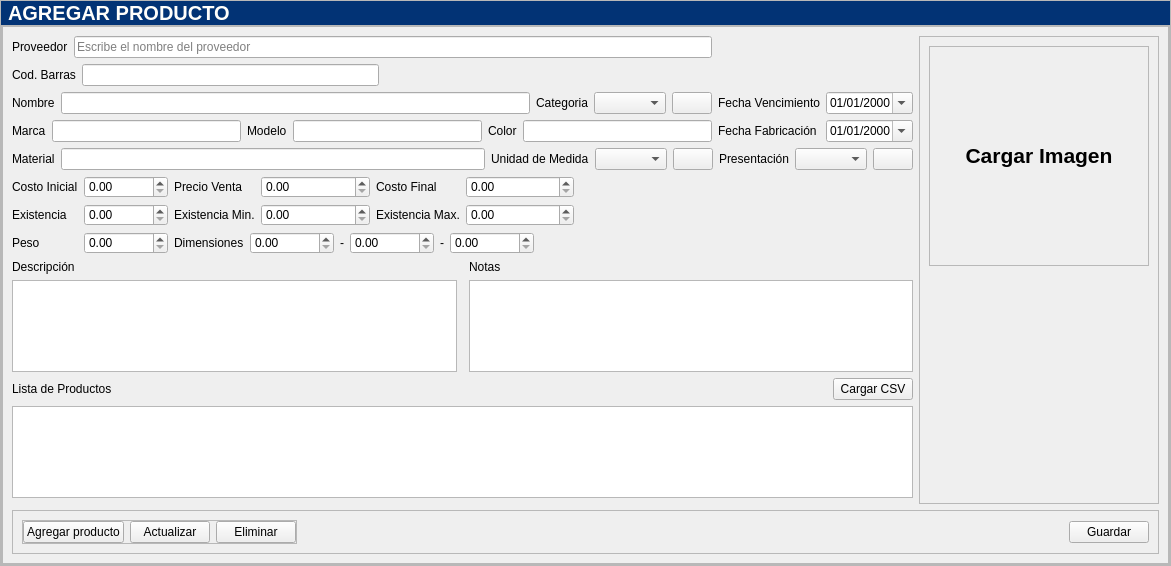
Above: app/View/UserInterfaceUi/UI_AGREGARPRODUCTO.ui from LAngelVp/software-punto-de-venta before the change. Below: the same form after it.
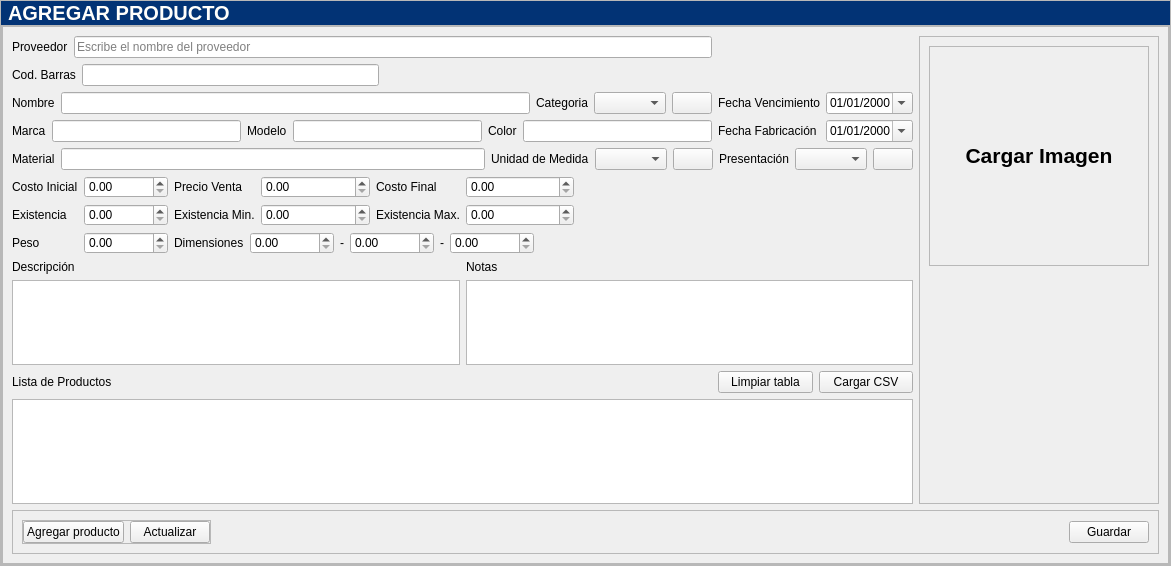
That is the form after the change. Icons and pictures are not drawn.

What changed in the file:
```diff
--- a/app/View/UserInterfaceUi/UI_AGREGARPRODUCTO.ui
+++ b/app/View/UserInterfaceUi/UI_AGREGARPRODUCTO.ui
@@ -136,7 +136,7 @@
 padding: 2px;
 background-color: #f5f4f1;
 font-size: 14px;
-width:87px;
+min-width:100px;
 }
 *[objectName*=&quot;fecha_&quot;]::drop-down{
 subcontrol-origin: padding;
@@ -291,7 +291,7 @@
                </item>
               </layout>
              </item>
-             <item row="0" column="2" rowspan="8">
+             <item row="0" column="2" rowspan="9">
               <widget class="QFrame" name="contenedor_formulario_derecha">
                <property name="frameShape">
                 <enum>QFrame::StyledPanel</enum>
@@ -793,37 +793,48 @@
              </item>
              <item row="6" column="0" colspan="2">
               <layout class="QGridLayout" name="gridLayout_6">
-               <item row="3" column="1" colspan="3">
-                <widget class="QTableView" name="tabla_productos"/>
+               <item row="0" column="0">
+                <widget class="QLabel" name="etiqueta_descripcionProducto">
+                 <property name="text">
+                  <string>Descripción</string>
+                 </property>
+                </widget>
                </item>
-               <item row="1" column="1">
-                <widget class="QPlainTextEdit" name="txtlargo_descripcionProducto"/>
-               </item>
-               <item row="0" column="3">
+               <item row="0" column="1">
                 <widget class="QLabel" name="etiqueta_notasProducto">
                  <property name="text">
                   <string>Notas</string>
                  </property>
                 </widget>
                </item>
-               <item row="1" column="3">
+               <item row="1" column="0">
+                <widget class="QPlainTextEdit" name="txtlargo_descripcionProducto"/>
+               </item>
+               <item row="1" column="1">
                 <widget class="QPlainTextEdit" name="txtlargo_notasProducto"/>
                </item>
-               <item row="0" column="1">
-                <widget class="QLabel" name="etiqueta_descripcionProducto">
-                 <property name="text">
-                  <string>Descripción</string>
+              </layout>
+             </item>
+             <item row="7" column="0">
+              <widget class="QLabel" name="etiqueta_listaProductos">
+               <property name="text">
+                <string>Lista de Productos</string>
+               </property>
+              </widget>
+             </item>
+             <item row="7" column="1">
+              <layout class="QHBoxLayout" name="horizontalLayout_11">
+               <item>
+                <widget class="QPushButton" name="btn_btn_limpiarTablaProductos">
+                 <property name="cursor">
+                  <cursorShape>PointingHandCursor</cursorShape>
                  </property>
-                </widget>
-               </item>
-               <item row="2" column="1">
-                <widget class="QLabel" name="etiqueta_listaProductos">
                  <property name="text">
-                  <string>Lista de Productos</string>
+                  <string>Limpiar tabla</string>
                  </property>
                 </widget>
                </item>
-               <item row="2" column="3" alignment="Qt::AlignRight">
+               <item>
                 <widget class="QPushButton" name="btn_btn_cargar_CSVProductos">
                  <property name="cursor">
                   <cursorShape>PointingHandCursor</cursorShape>
@@ -835,7 +846,10 @@
                </item>
               </layout>
              </item>
-             <item row="8" column="0" colspan="3">
+             <item row="8" column="0" colspan="2">
+              <widget class="QTableView" name="tabla_productos"/>
+             </item>
+             <item row="9" column="0" colspan="3">
               <widget class="QFrame" name="contenedor_formulario_inferior">
                <property name="frameShape">
                 <enum>QFrame::StyledPanel</enum>
@@ -885,16 +899,6 @@
                      </property>
                     </widget>
                    </item>
-                   <item>
-                    <widget class="QPushButton" name="btn_btn_eliminar_producto">
-                     <property name="cursor">
-                      <cursorShape>PointingHandCursor</cursorShape>
-                     </property>
-                     <property name="text">
-                      <string>Eliminar</string>
-                     </property>
-                    </widget>
-                   </item>
                   </layout>
                  </widget>
                 </item>
```
